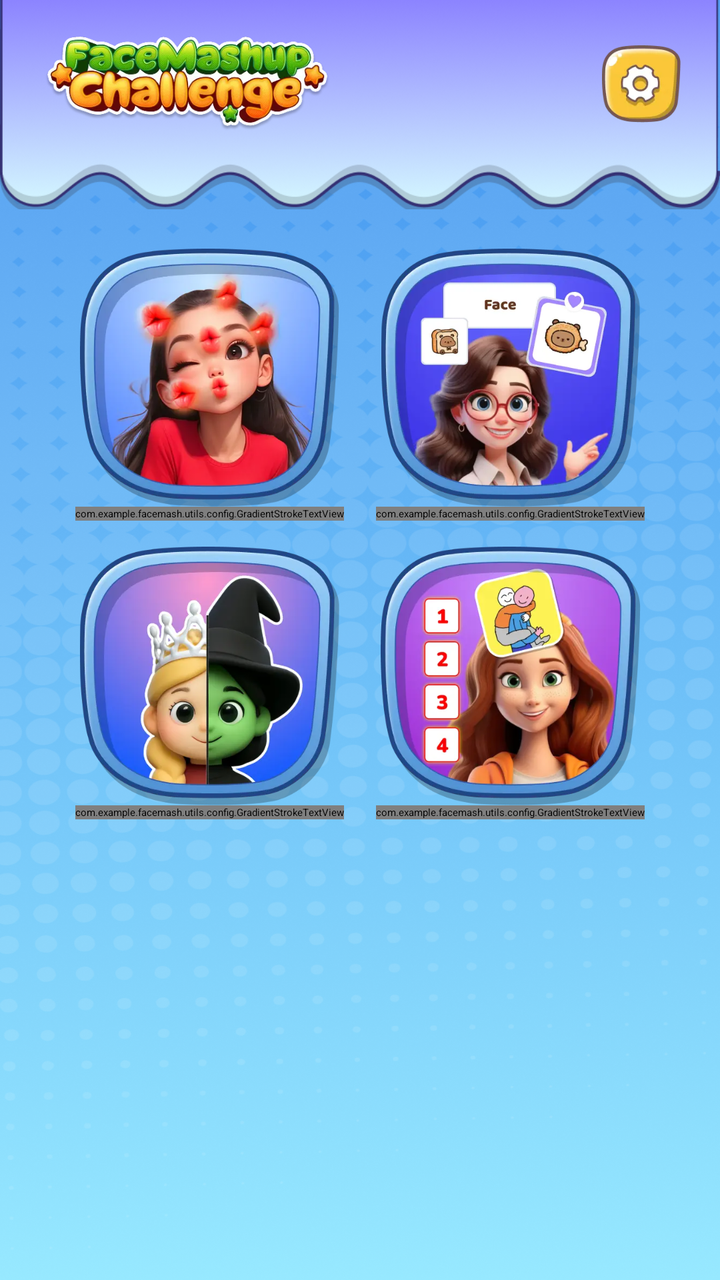
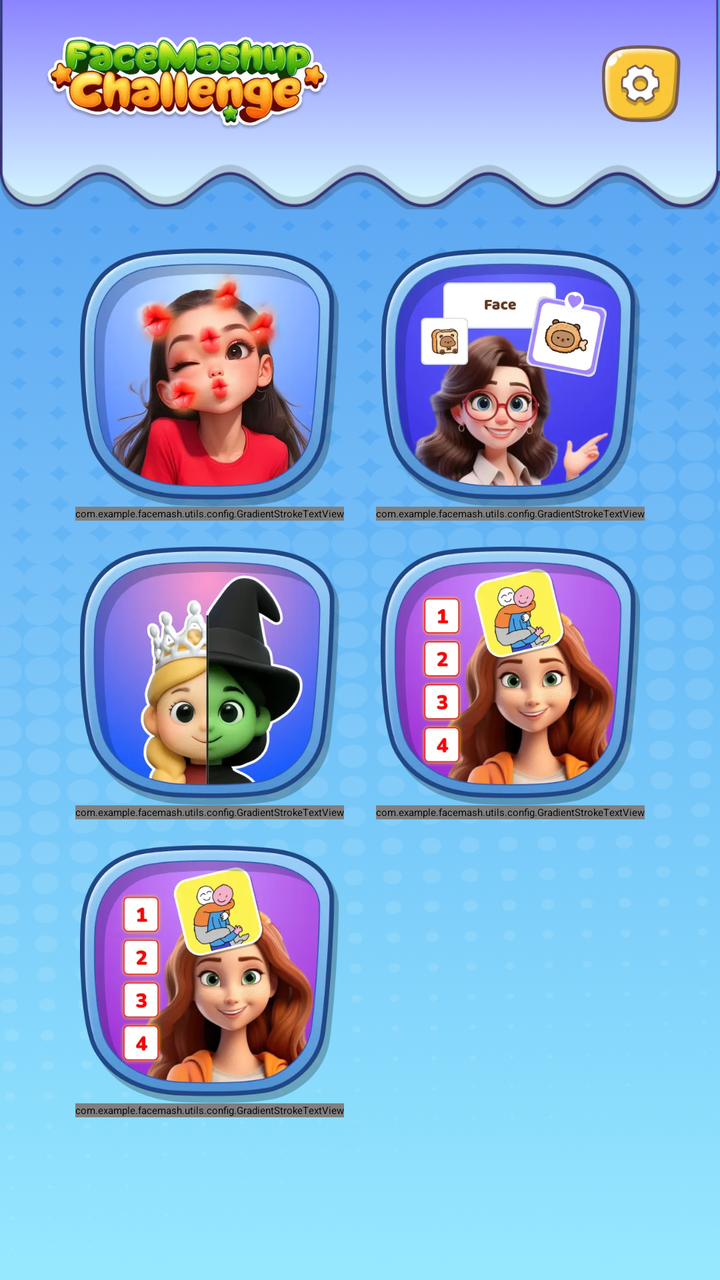

An Android layout rendered at two revisions. The XML below is the earlier revision; the diff shows what the commit changed to produce the second picture.
<!-- AndroidManifest.xml: application theme Theme.App.Starting -->
<!-- res/layout/fragment_all_game.xml -->
<?xml version="1.0" encoding="utf-8"?>
<androidx.constraintlayout.widget.ConstraintLayout xmlns:android="http://schemas.android.com/apk/res/android"
    xmlns:app="http://schemas.android.com/apk/res-auto"
    xmlns:tools="http://schemas.android.com/tools"
    android:layout_width="match_parent"
    android:layout_height="match_parent"
    android:background="@drawable/bg_home">

    <androidx.constraintlayout.widget.Guideline
        android:id="@+id/my_horizontal_guideline"
        android:layout_width="wrap_content"
        android:layout_height="wrap_content"
        android:orientation="horizontal"
        app:layout_constraintGuide_percent="0.0658" />

    <ImageView
        android:id="@+id/img_above"
        android:layout_width="match_parent"
        android:layout_height="0dp"
        android:scaleType="centerCrop"
        android:src="@drawable/bg_home_above"
        app:layout_constraintDimensionRatio="412:120"
        app:layout_constraintTop_toTopOf="parent"/>

    <ImageView
        android:id="@+id/logo"
        android:layout_width="@dimen/_136sdp"
        android:layout_height="0dp"
        android:layout_marginStart="@dimen/_18sdp"
        android:src="@drawable/img_all_game"
        app:layout_constraintBottom_toBottomOf="@id/my_horizontal_guideline"
        app:layout_constraintDimensionRatio="150:48"
        app:layout_constraintStart_toStartOf="parent"
        app:layout_constraintTop_toTopOf="@id/my_horizontal_guideline" />

    <ImageView
        android:id="@+id/btn_setting"
        android:layout_width="@dimen/_36sdp"
        android:layout_height="@dimen/_36sdp"
        android:layout_marginEnd="@dimen/_18sdp"
        android:src="@drawable/ic_setting"
        app:layout_constraintBottom_toBottomOf="@+id/logo"
        app:layout_constraintDimensionRatio="150:48"
        app:layout_constraintEnd_toEndOf="parent"
        app:layout_constraintTop_toTopOf="@+id/logo" />

    <ImageView
        android:id="@+id/btn_lip_pose"
        android:layout_width="0dp"
        android:layout_height="0dp"
        android:layout_marginStart="@dimen/_36sdp"
        android:layout_marginTop="@dimen/_18sdp"
        android:layout_marginEnd="@dimen/_18sdp"
        android:src="@drawable/img_lip_poses"
        app:layout_constraintDimensionRatio="154:152"
        app:layout_constraintEnd_toStartOf="@+id/btn_this_or_that"
        app:layout_constraintStart_toStartOf="parent"
        app:layout_constraintTop_toBottomOf="@+id/img_above" />

    <com.example.facemash.utils.config.GradientStrokeTextView
        android:id="@+id/textView2"
        android:layout_width="wrap_content"
        android:layout_height="wrap_content"
        android:fontFamily="@font/grandstander_extrabold"
        android:text="@string/lip_pose"

        app:shadowColor="#000000"
        app:shadowDy="2dp"
        app:strokeColor="@color/black"
        app:strokeWidth="1.5dp"

        android:textColor="@color/white"
        android:textSize="@dimen/_14ssp"
        app:layout_constraintEnd_toEndOf="@+id/btn_lip_pose"
        app:layout_constraintStart_toStartOf="@+id/btn_lip_pose"
        app:layout_constraintTop_toBottomOf="@+id/btn_lip_pose"/>

    <ImageView
        android:id="@+id/btn_this_or_that"
        android:layout_width="0dp"
        android:layout_height="0dp"
        android:layout_marginEnd="@dimen/_36sdp"
        android:src="@drawable/img_this_or_that"
        app:layout_constraintBottom_toBottomOf="@+id/btn_lip_pose"
        app:layout_constraintDimensionRatio="154:152"
        app:layout_constraintEnd_toEndOf="parent"
        app:layout_constraintStart_toEndOf="@+id/btn_lip_pose"
        app:layout_constraintTop_toTopOf="@+id/btn_lip_pose" />

    <com.example.facemash.utils.config.GradientStrokeTextView
        android:id="@+id/textView3"
        android:layout_width="wrap_content"
        android:layout_height="wrap_content"
        android:fontFamily="@font/grandstander_extrabold"
        android:shadowColor="#000000"

        app:shadowColor="#000000"
        app:shadowDy="2dp"
        app:strokeColor="@color/black"
        app:strokeWidth="1.5dp"
        android:text="@string/this_or_that"

        android:textColor="@color/white"
        android:textSize="@dimen/_14ssp"
        app:layout_constraintEnd_toEndOf="@+id/btn_this_or_that"
        app:layout_constraintStart_toStartOf="@+id/btn_this_or_that"
        app:layout_constraintTop_toBottomOf="@+id/btn_lip_pose" />

    <ImageView
        android:id="@+id/btn_princess_or_witch"
        android:layout_width="0dp"
        android:layout_height="0dp"
        android:layout_marginEnd="@dimen/_18sdp"
        android:layout_marginTop="@dimen/_12sdp"
        android:src="@drawable/img_princess_or_witch"
        app:layout_constraintDimensionRatio="154:152"
        app:layout_constraintEnd_toStartOf="@id/btn_ranking"
        app:layout_constraintStart_toStartOf="@id/btn_lip_pose"
        app:layout_constraintTop_toBottomOf="@+id/textView2" />

    <com.example.facemash.utils.config.GradientStrokeTextView
        android:id="@+id/textView4"
        android:layout_width="wrap_content"
        android:layout_height="wrap_content"
        android:fontFamily="@font/grandstander_extrabold"
        android:textStyle="bold"

        android:text="@string/princess_or_witch"

        app:shadowColor="#000000"
        app:shadowDy="2dp"
        app:strokeColor="@color/black"
        app:strokeWidth="1.5dp"

        android:textColor="@color/white"
        android:textSize="@dimen/_14ssp"
        app:layout_constraintEnd_toEndOf="@+id/btn_lip_pose"
        app:layout_constraintStart_toStartOf="@+id/btn_lip_pose"
        app:layout_constraintTop_toBottomOf="@+id/btn_princess_or_witch" />

    <ImageView
        android:id="@+id/btn_ranking"
        android:layout_width="0dp"
        android:layout_height="0dp"
        android:src="@drawable/img_ranking"
        app:layout_constraintBottom_toBottomOf="@+id/btn_princess_or_witch"
        app:layout_constraintDimensionRatio="154:152"
        app:layout_constraintEnd_toEndOf="@+id/btn_this_or_that"
        app:layout_constraintStart_toEndOf="@+id/btn_princess_or_witch"
        app:layout_constraintTop_toTopOf="@+id/btn_princess_or_witch" />

    <com.example.facemash.utils.config.GradientStrokeTextView
        android:id="@+id/textView5"
        android:layout_width="wrap_content"
        android:layout_height="wrap_content"
        android:fontFamily="@font/grandstander_extrabold"
        android:shadowColor="#000000"
        android:text="@string/ranking"

        app:shadowColor="#000000"
        app:shadowDy="2dp"
        app:strokeColor="@color/black"
        app:strokeWidth="1.5dp"

        android:textColor="@color/white"
        android:textSize="@dimen/_14ssp"
        app:layout_constraintEnd_toEndOf="@+id/btn_this_or_that"
        app:layout_constraintStart_toStartOf="@+id/btn_this_or_that"
        app:layout_constraintTop_toBottomOf="@+id/btn_ranking" />

</androidx.constraintlayout.widget.ConstraintLayout>
<!-- resources referenced by this layout -->
<resources>
  <color name="black">#FF000000</color>
  <color name="white">#FFFFFFFF</color>
  <dimen name="_12sdp">37.09dp</dimen>
  <dimen name="_136sdp">420.36dp</dimen>
  <dimen name="_14ssp">47.60sp</dimen>
  <dimen name="_18sdp">55.64dp</dimen>
  <dimen name="_36sdp">111.27dp</dimen>
  <!-- drawable bg_home: png bitmap (drawable, 736653 bytes) -->
  <!-- drawable bg_home_above: png bitmap (drawable, 69369 bytes) -->
  <!-- drawable ic_setting: webp bitmap (drawable, 2838 bytes) -->
  <!-- drawable img_all_game: webp bitmap (drawable, 24460 bytes) -->
  <!-- drawable img_lip_poses: webp bitmap (drawable, 24686 bytes) -->
  <!-- drawable img_princess_or_witch: webp bitmap (drawable, 24566 bytes) -->
  <!-- drawable img_ranking: webp bitmap (drawable, 28798 bytes) -->
  <!-- drawable img_this_or_that: webp bitmap (drawable, 27806 bytes) -->
  <string name="lip_pose">Lip Pose</string>
  <string name="princess_or_witch">Princess or Witch</string>
  <string name="ranking">Ranking</string>
  <string name="this_or_that">This or That</string>
  <style name="Theme.App.Starting" parent="Theme.SplashScreen">
          <item name="windowSplashScreenBackground">@color/white</item>
          <item name="windowSplashScreenAnimatedIcon">@mipmap/ic_launcher</item>
          <item name="postSplashScreenTheme">@style/Theme.MyApp</item>
      </style>
  <style name="Theme.MyApp" parent="Theme.MaterialComponents.DayNight.NoActionBar">
      </style>
</resources>

<!-- the commit's change to res/layout/fragment_all_game.xml (unified diff, before → after) -->
@@ -44,128 +44,161 @@
         app:layout_constraintEnd_toEndOf="parent"
         app:layout_constraintTop_toTopOf="@+id/logo" />
 
-    <ImageView
-        android:id="@+id/btn_lip_pose"
-        android:layout_width="0dp"
+    <androidx.core.widget.NestedScrollView
+        android:layout_width="match_parent"
         android:layout_height="0dp"
-        android:layout_marginStart="@dimen/_36sdp"
-        android:layout_marginTop="@dimen/_18sdp"
-        android:layout_marginEnd="@dimen/_18sdp"
-        android:src="@drawable/img_lip_poses"
-        app:layout_constraintDimensionRatio="154:152"
-        app:layout_constraintEnd_toStartOf="@+id/btn_this_or_that"
-        app:layout_constraintStart_toStartOf="parent"
-        app:layout_constraintTop_toBottomOf="@+id/img_above" />
-
-    <com.example.facemash.utils.config.GradientStrokeTextView
-        android:id="@+id/textView2"
-        android:layout_width="wrap_content"
-        android:layout_height="wrap_content"
-        android:fontFamily="@font/grandstander_extrabold"
-        android:text="@string/lip_pose"
-
-        app:shadowColor="#000000"
-        app:shadowDy="2dp"
-        app:strokeColor="@color/black"
-        app:strokeWidth="1.5dp"
-
-        android:textColor="@color/white"
-        android:textSize="@dimen/_14ssp"
-        app:layout_constraintEnd_toEndOf="@+id/btn_lip_pose"
-        app:layout_constraintStart_toStartOf="@+id/btn_lip_pose"
-        app:layout_constraintTop_toBottomOf="@+id/btn_lip_pose"/>
-
-    <ImageView
-        android:id="@+id/btn_this_or_that"
-        android:layout_width="0dp"
-        android:layout_height="0dp"
-        android:layout_marginEnd="@dimen/_36sdp"
-        android:src="@drawable/img_this_or_that"
-        app:layout_constraintBottom_toBottomOf="@+id/btn_lip_pose"
-        app:layout_constraintDimensionRatio="154:152"
-        app:layout_constraintEnd_toEndOf="parent"
-        app:layout_constraintStart_toEndOf="@+id/btn_lip_pose"
-        app:layout_constraintTop_toTopOf="@+id/btn_lip_pose" />
-
-    <com.example.facemash.utils.config.GradientStrokeTextView
-        android:id="@+id/textView3"
-        android:layout_width="wrap_content"
-        android:layout_height="wrap_content"
-        android:fontFamily="@font/grandstander_extrabold"
-        android:shadowColor="#000000"
-
-        app:shadowColor="#000000"
-        app:shadowDy="2dp"
-        app:strokeColor="@color/black"
-        app:strokeWidth="1.5dp"
-        android:text="@string/this_or_that"
-
-        android:textColor="@color/white"
-        android:textSize="@dimen/_14ssp"
-        app:layout_constraintEnd_toEndOf="@+id/btn_this_or_that"
-        app:layout_constraintStart_toStartOf="@+id/btn_this_or_that"
-        app:layout_constraintTop_toBottomOf="@+id/btn_lip_pose" />
-
-    <ImageView
-        android:id="@+id/btn_princess_or_witch"
-        android:layout_width="0dp"
-        android:layout_height="0dp"
-        android:layout_marginEnd="@dimen/_18sdp"
-        android:layout_marginTop="@dimen/_12sdp"
-        android:src="@drawable/img_princess_or_witch"
-        app:layout_constraintDimensionRatio="154:152"
-        app:layout_constraintEnd_toStartOf="@id/btn_ranking"
-        app:layout_constraintStart_toStartOf="@id/btn_lip_pose"
-        app:layout_constraintTop_toBottomOf="@+id/textView2" />
-
-    <com.example.facemash.utils.config.GradientStrokeTextView
-        android:id="@+id/textView4"
-        android:layout_width="wrap_content"
-        android:layout_height="wrap_content"
-        android:fontFamily="@font/grandstander_extrabold"
-        android:textStyle="bold"
-
-        android:text="@string/princess_or_witch"
-
-        app:shadowColor="#000000"
-        app:shadowDy="2dp"
-        app:strokeColor="@color/black"
-        app:strokeWidth="1.5dp"
-
-        android:textColor="@color/white"
-        android:textSize="@dimen/_14ssp"
-        app:layout_constraintEnd_toEndOf="@+id/btn_lip_pose"
-        app:layout_constraintStart_toStartOf="@+id/btn_lip_pose"
-        app:layout_constraintTop_toBottomOf="@+id/btn_princess_or_witch" />
-
-    <ImageView
-        android:id="@+id/btn_ranking"
-        android:layout_width="0dp"
-        android:layout_height="0dp"
-        android:src="@drawable/img_ranking"
-        app:layout_constraintBottom_toBottomOf="@+id/btn_princess_or_witch"
-        app:layout_constraintDimensionRatio="154:152"
-        app:layout_constraintEnd_toEndOf="@+id/btn_this_or_that"
-        app:layout_constraintStart_toEndOf="@+id/btn_princess_or_witch"
-        app:layout_constraintTop_toTopOf="@+id/btn_princess_or_witch" />
-
-    <com.example.facemash.utils.config.GradientStrokeTextView
-        android:id="@+id/textView5"
-        android:layout_width="wrap_content"
-        android:layout_height="wrap_content"
-        android:fontFamily="@font/grandstander_extrabold"
-        android:shadowColor="#000000"
-        android:text="@string/ranking"
-
-        app:shadowColor="#000000"
-        app:shadowDy="2dp"
-        app:strokeColor="@color/black"
-        app:strokeWidth="1.5dp"
-
-        android:textColor="@color/white"
-        android:textSize="@dimen/_14ssp"
-        app:layout_constraintEnd_toEndOf="@+id/btn_this_or_that"
-        app:layout_constraintStart_toStartOf="@+id/btn_this_or_that"
-        app:layout_constraintTop_toBottomOf="@+id/btn_ranking" />
+        android:fillViewport="true"
+        app:layout_constraintBottom_toBottomOf="parent"
+        app:layout_constraintTop_toBottomOf="@+id/img_above">
+
+        <androidx.constraintlayout.widget.ConstraintLayout
+            android:layout_width="match_parent"
+            android:layout_height="wrap_content"
+            android:paddingBottom="@dimen/_20sdp">
+
+            <ImageView
+                android:id="@+id/btn_lip_pose"
+                android:layout_width="0dp"
+                android:layout_height="0dp"
+                android:layout_marginStart="@dimen/_36sdp"
+                android:layout_marginTop="@dimen/_18sdp"
+                android:layout_marginEnd="@dimen/_18sdp"
+                android:src="@drawable/img_lip_poses"
+                app:layout_constraintDimensionRatio="154:152"
+                app:layout_constraintEnd_toStartOf="@+id/btn_this_or_that"
+                app:layout_constraintStart_toStartOf="parent"
+                app:layout_constraintTop_toTopOf="parent" />
+
+            <com.example.facemash.utils.config.GradientStrokeTextView
+                android:id="@+id/textView2"
+                android:layout_width="wrap_content"
+                android:layout_height="wrap_content"
+                android:fontFamily="@font/grandstander_extrabold"
+                android:text="@string/lip_pose"
+                app:shadowColor="#000000"
+                app:shadowDy="2dp"
+                app:strokeColor="@color/black"
+                app:strokeWidth="1.5dp"
+                android:textColor="@color/white"
+                android:textSize="@dimen/_14ssp"
+                app:layout_constraintEnd_toEndOf="@+id/btn_lip_pose"
+                app:layout_constraintStart_toStartOf="@+id/btn_lip_pose"
+                app:layout_constraintTop_toBottomOf="@+id/btn_lip_pose"/>
+
+            <ImageView
+                android:id="@+id/btn_this_or_that"
+                android:layout_width="0dp"
+                android:layout_height="0dp"
+                android:layout_marginEnd="@dimen/_36sdp"
+                android:src="@drawable/img_this_or_that"
+                app:layout_constraintBottom_toBottomOf="@+id/btn_lip_pose"
+                app:layout_constraintDimensionRatio="154:152"
+                app:layout_constraintEnd_toEndOf="parent"
+                app:layout_constraintStart_toEndOf="@+id/btn_lip_pose"
+                app:layout_constraintTop_toTopOf="@+id/btn_lip_pose" />
+
+            <com.example.facemash.utils.config.GradientStrokeTextView
+                android:id="@+id/textView3"
+                android:layout_width="wrap_content"
+                android:layout_height="wrap_content"
+                android:fontFamily="@font/grandstander_extrabold"
+                app:shadowColor="#000000"
+                app:shadowDy="2dp"
+                app:strokeColor="@color/black"
+                app:strokeWidth="1.5dp"
+                android:text="@string/this_or_that"
+                android:textColor="@color/white"
+                android:textSize="@dimen/_14ssp"
+                app:layout_constraintEnd_toEndOf="@+id/btn_this_or_that"
+                app:layout_constraintStart_toStartOf="@+id/btn_this_or_that"
+                app:layout_constraintTop_toBottomOf="@+id/btn_lip_pose" />
+
+            <ImageView
+                android:id="@+id/btn_princess_or_witch"
+                android:layout_width="0dp"
+                android:layout_height="0dp"
+                android:layout_marginEnd="@dimen/_18sdp"
+                android:layout_marginTop="@dimen/_12sdp"
+                android:src="@drawable/img_princess_or_witch"
+                app:layout_constraintDimensionRatio="154:152"
+                app:layout_constraintEnd_toStartOf="@id/btn_ranking"
+                app:layout_constraintStart_toStartOf="@id/btn_lip_pose"
+                app:layout_constraintTop_toBottomOf="@+id/textView2" />
+
+            <com.example.facemash.utils.config.GradientStrokeTextView
+                android:id="@+id/textView4"
+                android:layout_width="wrap_content"
+                android:layout_height="wrap_content"
+                android:fontFamily="@font/grandstander_extrabold"
+                android:textStyle="bold"
+                android:text="@string/princess_or_witch"
+                app:shadowColor="#000000"
+                app:shadowDy="2dp"
+                app:strokeColor="@color/black"
+                app:strokeWidth="1.5dp"
+                android:textColor="@color/white"
+                android:textSize="@dimen/_14ssp"
+                app:layout_constraintEnd_toEndOf="@+id/btn_lip_pose"
+                app:layout_constraintStart_toStartOf="@+id/btn_lip_pose"
+                app:layout_constraintTop_toBottomOf="@+id/btn_princess_or_witch" />
+
+            <ImageView
+                android:id="@+id/btn_ranking"
+                android:layout_width="0dp"
+                android:layout_height="0dp"
+                android:src="@drawable/img_ranking"
+                app:layout_constraintBottom_toBottomOf="@+id/btn_princess_or_witch"
+                app:layout_constraintDimensionRatio="154:152"
+                app:layout_constraintEnd_toEndOf="@+id/btn_this_or_that"
+                app:layout_constraintStart_toEndOf="@+id/btn_princess_or_witch"
+                app:layout_constraintTop_toTopOf="@+id/btn_princess_or_witch" />
+
+            <com.example.facemash.utils.config.GradientStrokeTextView
+                android:id="@+id/textView5"
+                android:layout_width="wrap_content"
+                android:layout_height="wrap_content"
+                android:fontFamily="@font/grandstander_extrabold"
+                android:text="@string/ranking"
+                app:shadowColor="#000000"
+                app:shadowDy="2dp"
+                app:strokeColor="@color/black"
+                app:strokeWidth="1.5dp"
+                android:textColor="@color/white"
+                android:textSize="@dimen/_14ssp"
+                app:layout_constraintEnd_toEndOf="@+id/btn_this_or_that"
+                app:layout_constraintStart_toStartOf="@+id/btn_this_or_that"
+                app:layout_constraintTop_toBottomOf="@+id/btn_ranking" />
+
+            <ImageView
+                android:id="@+id/btn_hand_card"
+                android:layout_width="0dp"
+                android:layout_height="0dp"
+                android:layout_marginEnd="@dimen/_18sdp"
+                android:layout_marginTop="@dimen/_12sdp"
+                android:src="@drawable/img_ranking"
+                app:layout_constraintDimensionRatio="154:152"
+                app:layout_constraintEnd_toStartOf="@id/btn_ranking"
+                app:layout_constraintStart_toStartOf="@id/btn_lip_pose"
+                app:layout_constraintTop_toBottomOf="@+id/textView4" />
+
+            <com.example.facemash.utils.config.GradientStrokeTextView
+                android:id="@+id/textView6"
+                android:layout_width="wrap_content"
+                android:layout_height="wrap_content"
+                android:fontFamily="@font/grandstander_extrabold"
+                android:textStyle="bold"
+                android:text="@string/hand_card"
+                app:shadowColor="#000000"
+                app:shadowDy="2dp"
+                app:strokeColor="@color/black"
+                app:strokeWidth="1.5dp"
+                android:textColor="@color/white"
+                android:textSize="@dimen/_14ssp"
+                app:layout_constraintEnd_toEndOf="@+id/btn_lip_pose"
+                app:layout_constraintStart_toStartOf="@+id/btn_lip_pose"
+                app:layout_constraintTop_toBottomOf="@+id/btn_hand_card" />
+
+        </androidx.constraintlayout.widget.ConstraintLayout>
+    </androidx.core.widget.NestedScrollView>
 
 </androidx.constraintlayout.widget.ConstraintLayout>
<!-- resource entries referenced after the edit -->
@@ -6,6 +6,7 @@
   <dimen name="_136sdp">420.36dp</dimen>
   <dimen name="_14ssp">47.60sp</dimen>
   <dimen name="_18sdp">55.64dp</dimen>
+  <dimen name="_20sdp">61.82dp</dimen>
   <dimen name="_36sdp">111.27dp</dimen>
   <!-- drawable bg_home: png bitmap (drawable, 736653 bytes) -->
   <!-- drawable bg_home_above: png bitmap (drawable, 69369 bytes) -->
@@ -15,6 +16,7 @@
   <!-- drawable img_princess_or_witch: webp bitmap (drawable, 24566 bytes) -->
   <!-- drawable img_ranking: webp bitmap (drawable, 28798 bytes) -->
   <!-- drawable img_this_or_that: webp bitmap (drawable, 27806 bytes) -->
+  <string name="hand_card">Hand Card</string>
   <string name="lip_pose">Lip Pose</string>
   <string name="princess_or_witch">Princess or Witch</string>
   <string name="ranking">Ranking</string>
